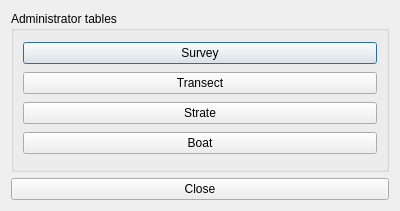
Old version of the form src/gui/ui/settings.ui in the repository hytechimaging/sammo-boat.
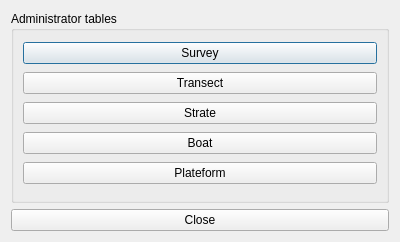
New version of the form.

Commit message: add plateform button

```diff
--- a/src/gui/ui/settings.ui
+++ b/src/gui/ui/settings.ui
@@ -7,7 +7,7 @@
     <x>0</x>
     <y>0</y>
     <width>400</width>
-    <height>211</height>
+    <height>242</height>
    </rect>
   </property>
   <property name="windowTitle">
@@ -48,6 +48,13 @@
         </property>
        </widget>
       </item>
+      <item>
+       <widget class="QPushButton" name="plateformButton">
+        <property name="text">
+         <string>Plateform</string>
+        </property>
+       </widget>
+      </item>
      </layout>
     </widget>
    </item>
```
The commit also changes 2 other files.
